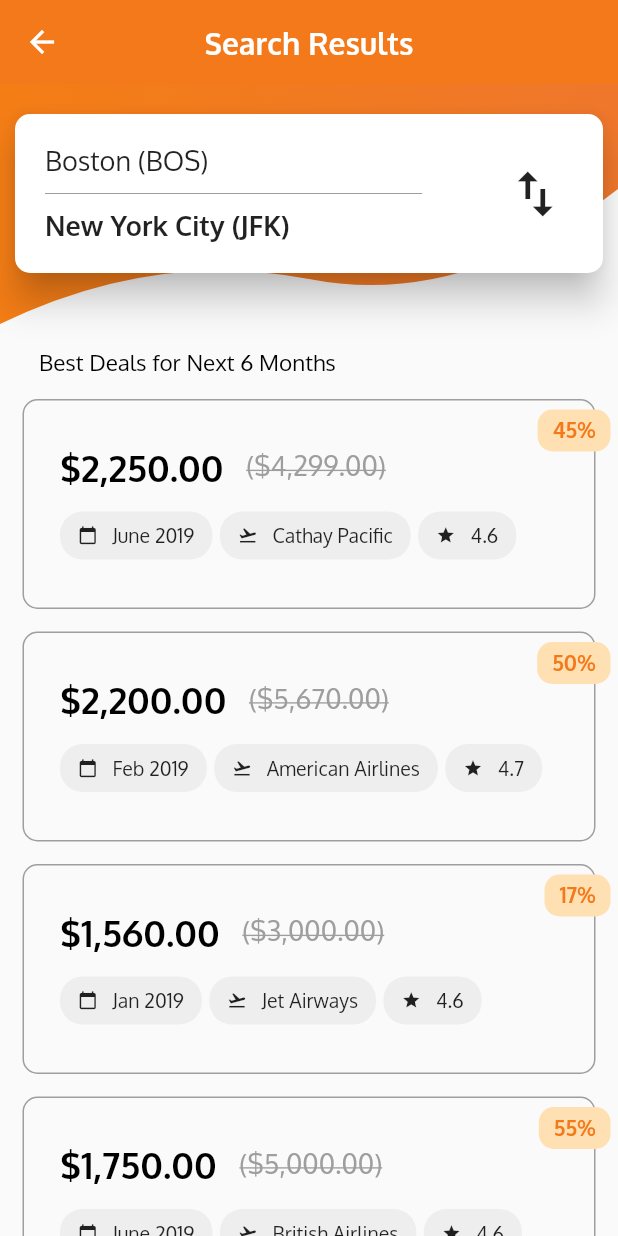
After one commit to phemmelliot/Flutter-Flight-App, a Flutter app: the FlightListPage screen opened directly, on a phone screen of 412 x 824 dp. The commit adds this screen. Run offline on Flutter 3.47's test engine with Material 2 defaults, Android fonts, the phone set to English and light mode, and no system bars.

Commit message:
Add flight listing page and cards

```diff
--- a/lib/Data/data.dart
+++ b/lib/Data/data.dart
@@ -25,3 +25,50 @@ var watchList = [
     'discountedPrice': '2,000'
   },
 ];
+
+var bestDeals = [
+  {
+    'flightName': 'Cathay Pacific',
+    'date': 'June 2019',
+    'discount': '45%',
+    'rating': '4.6',
+    'realPrice': 4299,
+    'discountedPrice': 2250
+  },
+
+  {
+    'flightName': 'American Airlines',
+    'date': 'Feb 2019',
+    'discount': '50%',
+    'rating': '4.7',
+    'realPrice': 5670,
+    'discountedPrice': 2200
+  },
+
+  {
+    'flightName': 'Jet Airways',
+    'date': 'Jan 2019',
+    'discount': '17%',
+    'rating': '4.6',
+    'realPrice': 3000,
+    'discountedPrice': 1560
+  },
+
+  {
+    'flightName': 'British Airlines',
+    'date': 'June 2019',
+    'discount': '55%',
+    'rating': '4.6',
+    'realPrice': 5000,
+    'discountedPrice': 1750
+  },
+
+  {
+    'flightName': 'Nigerian Airways',
+    'date': 'June 2019',
+    'discount': '45%',
+    'rating': '3.9',
+    'realPrice': 6000,
+    'discountedPrice': 1550
+  },
+];
--- /dev/null
+++ b/lib/FlightList/flight_list.dart
@@ -0,0 +1,292 @@
+import 'package:flutter/material.dart';
+
+import '../custom_shape_clipper.dart';
+import 'package:intl/intl.dart';
+import '../Data/data.dart';
+
+class FlightListPage extends StatelessWidget {
+  @override
+  Widget build(BuildContext context) {
+    return Scaffold(
+      appBar: AppBar(
+        elevation: 0.0,
+        title: Text(
+          'Search Results',
+          style: TextStyle(color: Colors.white, fontWeight: FontWeight.bold),
+        ),
+        centerTitle: true,
+        automaticallyImplyLeading: true,
+      ),
+      body: SingleChildScrollView(
+        child: Column(
+          children: <Widget>[
+            FlightListTopPart(),
+            FlightListBottomPart(),
+          ],
+        ),
+      ),
+    );
+  }
+}
+
+class FlightListTopPart extends StatelessWidget {
+  @override
+  Widget build(BuildContext context) {
+    return Stack(
+      children: <Widget>[
+        ClipPath(
+          clipper: CustomShapeClipper(),
+          child: Container(
+            height: 160.0,
+            decoration: BoxDecoration(
+              gradient: LinearGradient(
+                begin: Alignment.centerLeft,
+                end: Alignment.centerRight,
+                colors: [Color(0xFFF47D15), Color(0xFFEF772C)],
+              ),
+            ),
+          ),
+        ),
+        Card(
+          margin: EdgeInsets.only(top: 20.0, left: 10.0, right: 10.0),
+          shape: RoundedRectangleBorder(
+            borderRadius: BorderRadius.all(
+              Radius.circular(10.0),
+            ),
+          ),
+          elevation: 10.0,
+          color: Colors.white,
+          child: Container(
+            padding: EdgeInsets.all(20.0),
+            child: Row(
+              mainAxisAlignment: MainAxisAlignment.spaceBetween,
+              mainAxisSize: MainAxisSize.max,
+              children: <Widget>[
+                Expanded(
+                  flex: 5,
+                  child: Column(
+                    crossAxisAlignment: CrossAxisAlignment.start,
+                    children: <Widget>[
+                      Text(
+                        'Boston (BOS)',
+                        style: TextStyle(fontSize: 18.0),
+                      ),
+                      Divider(
+                        height: 20.0,
+                        color: Colors.grey,
+                      ),
+                      Text(
+                        'New York City (JFK)',
+                        style: TextStyle(
+                            fontWeight: FontWeight.bold, fontSize: 18.0),
+                      )
+                    ],
+                  ),
+                ),
+                Spacer(),
+                Expanded(
+                  flex: 1,
+                  child: Icon(
+                    Icons.import_export,
+                    size: 40.0,
+                  ),
+                )
+              ],
+            ),
+          ),
+        )
+      ],
+    );
+  }
+}
+
+class FlightListBottomPart extends StatelessWidget {
+
+  Widget _buildFlightList(context, index) {
+    var currentBestDeal = bestDeals[index];
+    return FlightCard(
+      flightName: currentBestDeal['flightName'],
+      discountedPrice: currentBestDeal['discountedPrice'],
+      discount: currentBestDeal['discount'],
+      rating: currentBestDeal['rating'],
+      date: currentBestDeal['date'],
+      realPrice: currentBestDeal['realPrice'],
+    );
+  }
+
+  @override
+  Widget build(BuildContext context) {
+    return Padding(
+      padding: const EdgeInsets.only(top: 16.0, left: 10.0),
+      child: Column(
+        crossAxisAlignment: CrossAxisAlignment.start,
+        children: <Widget>[
+          Padding(
+            padding: EdgeInsets.only(left: 16.0),
+            child: Text(
+              'Best Deals for Next 6 Months',
+              style: TextStyle(
+                fontSize: 15.0,
+                color: Colors.black,
+                fontFamily: 'Oxygen',
+              ),
+            ),
+          ),
+          ListView.builder(
+            shrinkWrap: true,
+            scrollDirection: Axis.vertical,
+            physics: ClampingScrollPhysics(),
+            itemBuilder: _buildFlightList,
+            itemCount: bestDeals.length,
+          ),
+        ],
+      ),
+    );
+  }
+}
+
+class FlightCard extends StatelessWidget {
+  final String flightName, date, rating, discount;
+  final int realPrice, discountedPrice;
+  final formatCurrency = NumberFormat.simpleCurrency();
+
+  FlightCard({this.flightName, this.date, this.discount, this.rating, this.realPrice, this.discountedPrice});
+
+  @override
+  Widget build(BuildContext context) {
+    return Padding(
+      padding: const EdgeInsets.only(top: 15.0, left: 5.0),
+      child: Stack(
+        children: <Widget>[
+          Padding(
+            padding: const EdgeInsets.only(right: 15.0),
+            child: Container(
+              height: 140.0,
+              decoration: BoxDecoration(
+                  borderRadius: BorderRadius.all(Radius.circular(10.0)),
+                  border: Border.all(
+                      color: Colors.grey,
+                      width: 1.0,
+                      style: BorderStyle.solid)),
+            ),
+          ),
+          Positioned(
+            top: 30.0,
+            left: 25.0,
+            child: Column(
+              crossAxisAlignment: CrossAxisAlignment.start,
+              children: <Widget>[
+                Row(
+                  children: <Widget>[
+                    Text(
+                      '${formatCurrency.format(discountedPrice)}',
+                      style: TextStyle(
+                        color: Colors.black,
+                        fontSize: 24.0,
+                        fontWeight: FontWeight.bold,
+                      ),
+                    ),
+                    SizedBox(
+                      width: 15.0,
+                    ),
+                    Text(
+                      '(${formatCurrency.format(realPrice)})',
+                      style: TextStyle(
+                        color: Colors.grey,
+                        fontSize: 18.0,
+                        fontWeight: FontWeight.normal,
+                        decoration: TextDecoration.lineThrough,
+                      ),
+                    ),
+                  ],
+                ),
+                SizedBox(
+                  height: 15.0,
+                ),
+                Padding(
+                  padding: const EdgeInsets.only(right: 10.0),
+                  child: Row(
+                    mainAxisSize: MainAxisSize.max,
+                    mainAxisAlignment: MainAxisAlignment.spaceBetween,
+                    children: <Widget>[
+                      CardChip(
+                        iconData: Icons.calendar_today,
+                        label: date,
+                      ),
+                      SizedBox(width: 5.0),
+                      CardChip(
+                        iconData: Icons.flight_takeoff,
+                        label: flightName,
+                      ),
+                      SizedBox(width: 5.0),
+                      CardChip(
+                        iconData: Icons.star,
+                        label: rating,
+                      )
+                    ],
+                  ),
+                )
+              ],
+            ),
+          ),
+          Positioned(
+            top: 7.0,
+            right: 5.0,
+            child: Container(
+              padding: EdgeInsets.symmetric(vertical: 5.0, horizontal: 10.0),
+              decoration: BoxDecoration(
+                color: Colors.orange[100],
+                borderRadius: BorderRadius.all(
+                  Radius.circular(10.0),
+                ),
+              ),
+              child: Text(
+                discount,
+                style: TextStyle(
+                  color: Theme.of(context).primaryColor,
+                  fontWeight: FontWeight.bold,
+                ),
+              ),
+            ),
+          ),
+        ],
+      ),
+    );
+  }
+}
+
+class CardChip extends StatelessWidget {
+  final String label;
+  final IconData iconData;
+
+  CardChip({this.iconData, this.label});
+
+  @override
+  Widget build(BuildContext context) {
+    return Container(
+      padding: EdgeInsets.symmetric(vertical: 8.0, horizontal: 12.0),
+      decoration: BoxDecoration(
+        color: Colors.grey[200],
+        borderRadius: BorderRadius.all(
+          Radius.circular(15.0),
+        ),
+      ),
+      child: Row(
+        children: <Widget>[
+          Icon(
+            iconData,
+            size: 13.0,
+          ),
+          SizedBox(width: 10.0),
+          Text(
+            label,
+            style: TextStyle(
+              fontSize: 13.0,
+              fontWeight: FontWeight.normal,
+            ),
+          ),
+        ],
+      ),
+    );
+  }
+}
--- a/lib/main.dart
+++ b/lib/main.dart
@@ -6,6 +6,7 @@ import 'choice_clip.dart';
 import 'Data/data.dart';
 import 'package:intl/intl.dart';
 import 'AppBar/custom_app_bar.dart';
+import 'FlightList/flight_list.dart';
 
 void main() => runApp(HomeScreen());
 
@@ -15,6 +16,7 @@ class HomeScreen extends StatelessWidget {
     return MaterialApp(
       title: 'Flight App',
       debugShowCheckedModeBanner: false,
+      theme: appTheme,
       home: Scaffold(
         bottomNavigationBar: CustomAppBar(),
         body: SingleChildScrollView(
@@ -141,9 +143,17 @@ class _HomeScreenTopPartState extends State<HomeScreenTopPart> {
                         suffixIcon: Material(
                           elevation: 5.0,
                           borderRadius: BorderRadius.all(Radius.circular(30.0)),
+                          child: InkWell(
+                            onTap: () {
+                              Navigator.push(
+                                  context,
+                                  MaterialPageRoute(
+                                      builder: (context) => FlightListPage()));
+                            },
                             child: Icon(
                               Icons.search,
                               color: Colors.black,
+                            ),
                           ),
                         ),
                       ),
@@ -199,7 +209,6 @@ class _HomeScreenTopPartState extends State<HomeScreenTopPart> {
 
 class HomeScreenBottomPart extends StatelessWidget {
   Widget _buildCityCards(context, index) {
-    print(watchList[index]);
     return CityCard(
       cityName: watchList[index]['cityName'],
       date: watchList[index]['date'],
@@ -212,10 +221,7 @@ class HomeScreenBottomPart extends StatelessWidget {
 
   @override
   Widget build(BuildContext context) {
-    return ListView(
-      shrinkWrap: true,
-      padding: EdgeInsets.only(top: 0.0),
-      physics: ClampingScrollPhysics(),
+    return Column(
       children: <Widget>[
         Padding(
           padding: const EdgeInsets.only(
@@ -364,7 +370,8 @@ class CityCard extends StatelessWidget {
               style: TextStyle(
                 color: Colors.black,
                 fontWeight: FontWeight.normal,
-                  fontSize: 18.0),
+                fontSize: 18.0,
+              ),
             ),
             SizedBox(
               width: 20.0,
@@ -374,7 +381,9 @@ class CityCard extends StatelessWidget {
               style: TextStyle(
                 color: Colors.grey,
                 fontWeight: FontWeight.normal,
-                  fontSize: 18.0),
+                fontSize: 18.0,
+                decoration: TextDecoration.lineThrough
+              ),
             ),
           ],
         )
```
Lines whose indentation alone changed are shown as unchanged.
